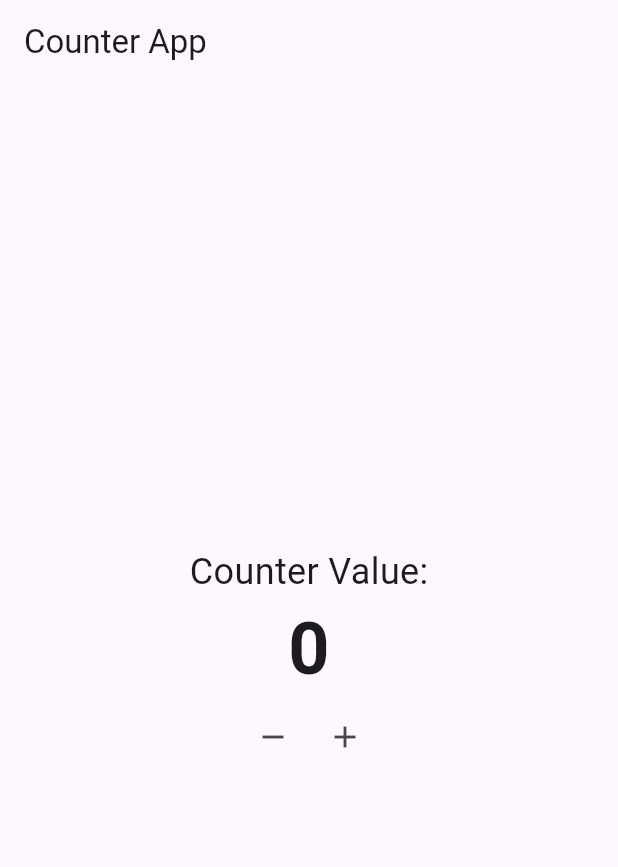
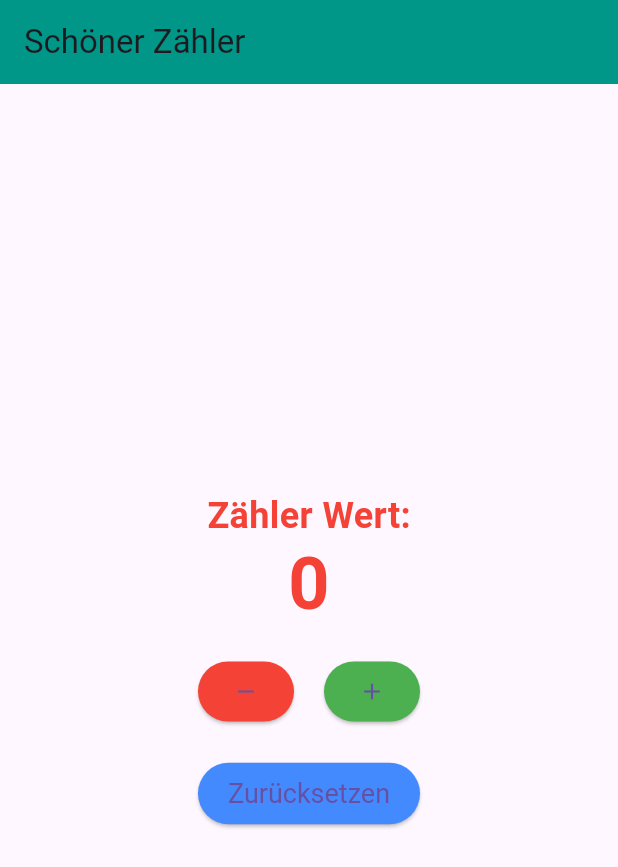
Before and after one commit to oleeeedev/counter-app, a Flutter app: the screen it shows after launch, on a phone screen of 412 x 824 dp. Shown: the top 867 px of the screen. Run offline on Flutter 3.47's test engine with Material 3 defaults, Android fonts, the phone set to English and light mode, and no system bars.

Commit message:
optimize buttons, reset button, colours

```diff
--- a/lib/main.dart
+++ b/lib/main.dart
@@ -1,19 +1,27 @@
 import 'package:flutter/material.dart';
 
 void main() {
-  runApp(MyApp());
+  runApp(const MyApp());
 }
 
 class MyApp extends StatelessWidget {
+  const MyApp({Key? key}) : super(key: key);
+
   @override
   Widget build(BuildContext context) {
     return MaterialApp(
-      home: CounterScreen(),
+      theme: ThemeData(
+        primarySwatch: Colors.blue,
+        visualDensity: VisualDensity.adaptivePlatformDensity,
+      ),
+      home: const CounterScreen(),
     );
   }
 }
 
 class CounterScreen extends StatefulWidget {
+  const CounterScreen({Key? key}) : super(key: key);
+
   @override
   _CounterScreenState createState() => _CounterScreenState();
 }
@@ -33,36 +41,74 @@ class _CounterScreenState extends State<CounterScreen> {
     });
   }
 
+  void _resetCounter() {
+    setState(() {
+      _counter = 0;
+    });
+  }
+
   @override
   Widget build(BuildContext context) {
     return Scaffold(
       appBar: AppBar(
-        title: Text('Counter App'),
+        title: const Text('Schöner Zähler'),
+        backgroundColor: Colors.teal,
       ),
       body: Center(
         child: Column(
           mainAxisAlignment: MainAxisAlignment.center,
           children: [
             Text(
-              'Counter Value:',
-              style: TextStyle(fontSize: 24),
+              'Zähler Wert:',
+              style: TextStyle(
+                fontSize: 24,
+                color: _counter > 0 ? Colors.green : Colors.red,
+                fontWeight: FontWeight.bold,
+              ),
             ),
-            Text(
-              '$_counter',
-              style: TextStyle(fontSize: 48, fontWeight: FontWeight.bold),
+            AnimatedDefaultTextStyle(
+              style: TextStyle(
+                fontSize: 48,
+                fontWeight: FontWeight.bold,
+                color: _counter > 0 ? Colors.green : Colors.red,
+              ),
+              duration: const Duration(milliseconds: 300),
+              child: Text('$_counter'),
             ),
+            const SizedBox(height: 20),
             Row(
               mainAxisAlignment: MainAxisAlignment.center,
               children: [
-                IconButton(
-                  icon: Icon(Icons.remove),
+                ElevatedButton(
                   onPressed: _decrementCounter,
+                  style: ElevatedButton.styleFrom(
+                    backgroundColor: Colors.red,
+                    padding: const EdgeInsets.symmetric(horizontal: 20, vertical: 10),
+                    textStyle: const TextStyle(fontSize: 18),
+                  ),
+                  child: const Icon(Icons.remove),
                 ),
-                IconButton(
-                  icon: Icon(Icons.add),
+                const SizedBox(width: 20),
+                ElevatedButton(
                   onPressed: _incrementCounter,
+                  style: ElevatedButton.styleFrom(
+                    backgroundColor: Colors.green,
+                    padding: const EdgeInsets.symmetric(horizontal: 20, vertical: 10),
+                    textStyle: const TextStyle(fontSize: 18),
+                  ),
+                  child: const Icon(Icons.add),
                 ),
               ],
+            ),
+            const SizedBox(height: 20),
+            ElevatedButton(
+              onPressed: _resetCounter,
+              style: ElevatedButton.styleFrom(
+                backgroundColor: Colors.blueAccent,
+                padding: const EdgeInsets.symmetric(horizontal: 20, vertical: 10),
+                textStyle: const TextStyle(fontSize: 18),
+              ),
+              child: const Text('Zurücksetzen'),
             ),
           ],
         ),
```
